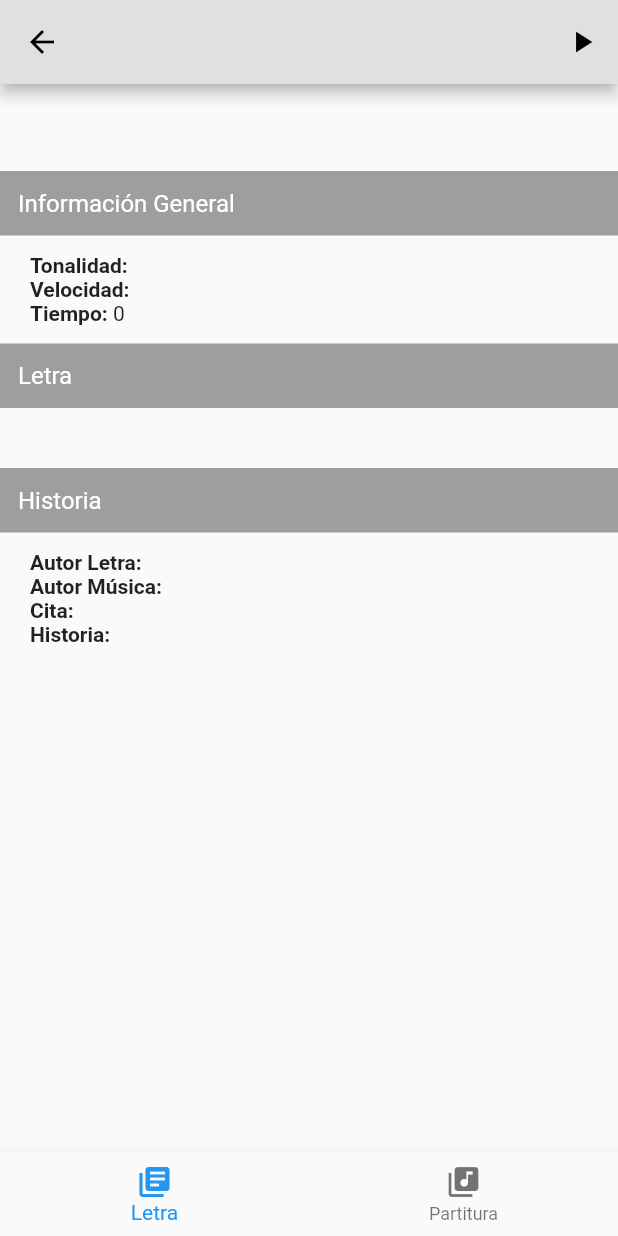
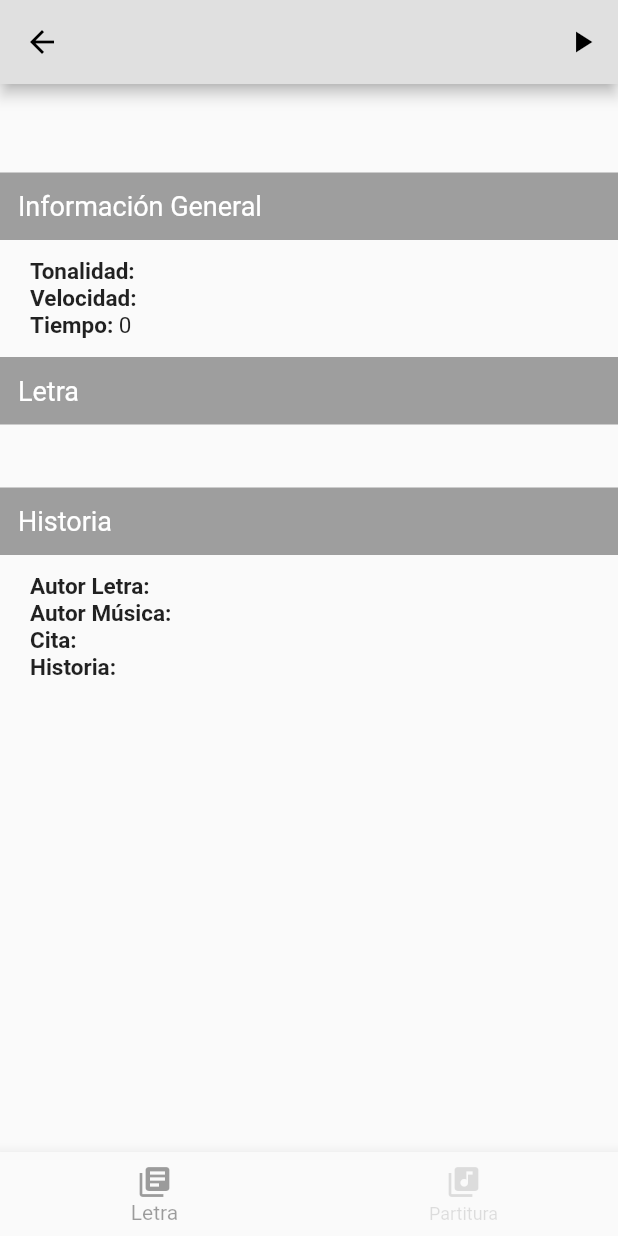
Before and after one commit to JoelGZ/himnarioFlutter, a Flutter app: the CoroDetailRoute screen opened directly with empty values, on a phone screen of 412 x 824 dp. Run offline on Flutter 3.47's test engine with Material 2 defaults, Android fonts, the phone set to English and light mode, and no system bars; our stand-ins replace assets_audio_player, photo_view.

Commit message:
Made text on CoroDetail bigger. Tab bar highlight color change.

```diff
--- a/lib/busqueda_route.dart
+++ b/lib/busqueda_route.dart
@@ -27,7 +27,7 @@ class _BusquedaRouteState extends State<BusquedaRoute> {
   var corosEnBusqueda = <CoroEnBusqueda>[];
 
   static const _nombres = <String>[
-    "A Aquel que es Poderoso",
+    "A Aquel que es Poderoso B",
     "A Cristo Coronad",
     "Somos la Circunsicion que Alaba en Espiritu",
     "A Jehova yo Cantare",
@@ -99,7 +99,7 @@ class _BusquedaRouteState extends State<BusquedaRoute> {
   ];
 
   static const _cuerpos = <String>[
-    "",
+    "A Aquel que es poderoso,\npara guardarnos sin caer.\nY presentarnos ante Su trono de amor.\nSea gloria y majestad por los siglos, amen!\nMuy grande y fiel es nuestro Salvador!",
     "",
     "n",
     "",
--- a/lib/coro_detail_letra.dart
+++ b/lib/coro_detail_letra.dart
@@ -4,6 +4,8 @@ import 'package:himnario/data/coro.dart';
 
 const double _paddingSubheadings = 12.0;
 const double _leftPaddingText = 20.0;
+const double _headerTextSize = 18.0;
+const double _bodyTextSize = 15.0;
 
 class CoroDetailLetra extends StatelessWidget {
   final Coro coro;
@@ -62,7 +64,7 @@ class CoroDetailLetra extends StatelessWidget {
               "Información General",
               style: TextStyle(
                   color: Colors.white,
-                  fontSize: 16.0,
+                  fontSize: _headerTextSize,
                   fontWeight: FontWeight.w400),
             ),
           ),
@@ -75,10 +77,16 @@ class CoroDetailLetra extends StatelessWidget {
                   children: <Widget>[
                     Text(
                       "Tonalidad: ",
-                      style: TextStyle(fontWeight: FontWeight.bold),
+                      style: TextStyle(
+                        fontWeight: FontWeight.bold,
+                        fontSize: _bodyTextSize,
+                      ),
                     ),
                     Text(
                       selectTonalidad(coro.tonalidad),
+                      style: TextStyle(
+                        fontSize: _bodyTextSize,
+                      ),
                     ),
                   ],
                 ),
@@ -86,23 +94,40 @@ class CoroDetailLetra extends StatelessWidget {
                   children: <Widget>[
                     Text(
                       "Velocidad: ",
-                      style: TextStyle(fontWeight: FontWeight.bold),
+                      style: TextStyle(
+                        fontWeight: FontWeight.bold,
+                        fontSize: _bodyTextSize,
                       ),
-                    Text(selectVelocidad(coro.velocidad)),
+                    ),
+                    Text(
+                      selectVelocidad(coro.velocidad),
+                      style: TextStyle(
+                        fontSize: _bodyTextSize,
+                      ),
+                    ),
                   ],
                 ),
                 Row(
                   children: <Widget>[
                     Text(
                       "Tiempo: ",
-                      style: TextStyle(fontWeight: FontWeight.bold),
+                      style: TextStyle(
+                        fontWeight: FontWeight.bold,
+                        fontSize: _bodyTextSize,
                       ),
-                    Text(coro.tiempo.toString()),
+                    ),
+                    Text(
+                      coro.tiempo.toString(),
+                      style: TextStyle(
+                        fontSize: _bodyTextSize,
+                      ),
+                    ),
                   ],
                 )
               ],
             )),
-      ],);
+      ],
+    );
   }
 
   Widget _buildHistoriaWidget() {
@@ -120,7 +145,7 @@ class CoroDetailLetra extends StatelessWidget {
               "Historia",
               style: TextStyle(
                   color: Colors.white,
-                  fontSize: 16.0,
+                  fontSize: _headerTextSize,
                   fontWeight: FontWeight.w400),
             ),
           ),
@@ -133,44 +158,89 @@ class CoroDetailLetra extends StatelessWidget {
                 children: <Widget>[
                   Text(
                     "Autor Letra: ",
-                    style: TextStyle(fontWeight: FontWeight.bold),
+                    style: TextStyle(
+                      fontWeight: FontWeight.bold,
+                      fontSize: _bodyTextSize,
                     ),
-                  Text(coro.autorLetra),
+                  ),
+                  Text(
+                    coro.autorLetra,
+                    style: TextStyle(
+                      fontSize: _bodyTextSize,
+                    ),
+                  ),
                 ],
               ),
               Row(
                 children: <Widget>[
                   Text(
                     "Autor Música: ",
-                    style: TextStyle(fontWeight: FontWeight.bold),
+                    style: TextStyle(
+                      fontWeight: FontWeight.bold,
+                      fontSize: _bodyTextSize,
                     ),
-                  Text(coro.autorMusica),
+                  ),
+                  Text(
+                    coro.autorMusica,
+                    style: TextStyle(
+                      fontSize: _bodyTextSize,
+                    ),
+                  ),
                 ],
               ),
+
               ///Conditional rendering of cita info
-              showCita ? Row(
+              showCita
+                  ? Row(
                       children: <Widget>[
                         Text(
                           "Cita: ",
-                    style: TextStyle(fontWeight: FontWeight.bold),
+                          style: TextStyle(
+                            fontWeight: FontWeight.bold,
+                            fontSize: _bodyTextSize,
                           ),
-                  Text(coro.cita),
+                        ),
+                        Text(
+                          coro.cita,
+                          style: TextStyle(
+                            fontSize: _bodyTextSize,
+                          ),
+                        ),
                       ],
-              ) : Container(height: 0, width: 0,),
+                    )
+                  : Container(
+                      height: 0,
+                      width: 0,
+                    ),
+
               ///Conditional rendering of historia info
-              showHistoria ? Row(
+              showHistoria
+                  ? Row(
                       children: <Widget>[
                         Text(
                           "Historia: ",
-                    style: TextStyle(fontWeight: FontWeight.bold),
+                          style: TextStyle(
+                            fontWeight: FontWeight.bold,
+                            fontSize: _bodyTextSize,
                           ),
-                  Text(coro.historia),
+                        ),
+                        Text(
+                          coro.historia,
+                          style: TextStyle(
+                            fontSize: _bodyTextSize,
+                          ),
+                        ),
                       ],
-              ) : Container(height: 0, width: 0,)
+                    )
+                  : Container(
+                      height: 0,
+                      width: 0,
+                    )
             ],
           ),
         ),
-      ],);
+      ],
+    );
   }
 
   @override
@@ -184,7 +254,7 @@ class CoroDetailLetra extends StatelessWidget {
               padding: const EdgeInsets.all(16.0),
               child: Text(
                 coro.nombre,
-                  style: TextStyle(fontSize: 22.0),
+                style: TextStyle(fontSize: 23.0),
               ),
             ),
             _buildInformacionWidget(),
@@ -196,7 +266,7 @@ class CoroDetailLetra extends StatelessWidget {
                   "Letra",
                   style: TextStyle(
                       color: Colors.white,
-                        fontSize: 16.0,
+                      fontSize: _headerTextSize,
                       fontWeight: FontWeight.w400),
                 ),
               ),
@@ -205,7 +275,9 @@ class CoroDetailLetra extends StatelessWidget {
               padding: EdgeInsets.fromLTRB(_leftPaddingText, 12.0, 8.0, 12.0),
               child: Text(
                 coro.cuerpo,
-                  style: TextStyle(fontSize: 14.0),
+                style: TextStyle(
+                  fontSize: _bodyTextSize,
+                ),
               ),
             ),
             _buildHistoriaWidget(),
--- a/lib/coro_detail_route.dart
+++ b/lib/coro_detail_route.dart
@@ -119,6 +119,8 @@ class _CoroDetailRouteState extends State<CoroDetailRoute> {
         appBar: appBar,
         body: tabs[_currentTabIndex],
         bottomNavigationBar: BottomNavigationBar(
+          selectedItemColor: Colors.black38,
+          unselectedItemColor: Colors.black12,
           currentIndex: _currentTabIndex,
           items: [
             BottomNavigationBarItem(
```
Also changed, not shown: pubspec.lock, 8 other files. Lines whose indentation alone changed are shown as unchanged.
